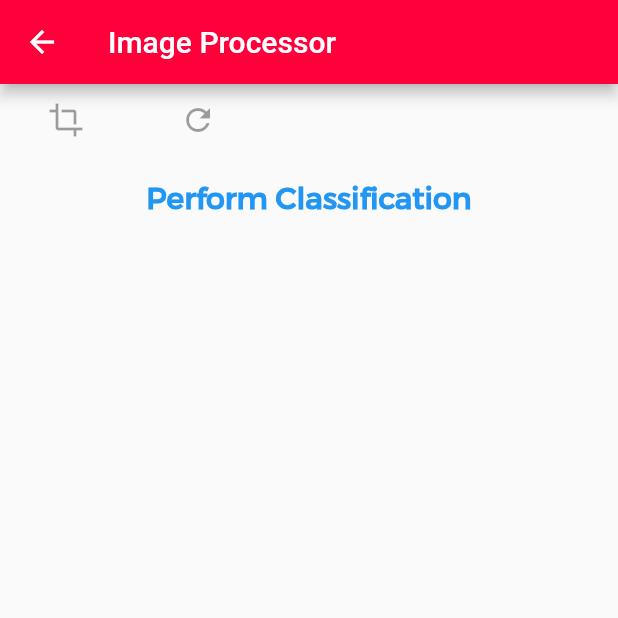
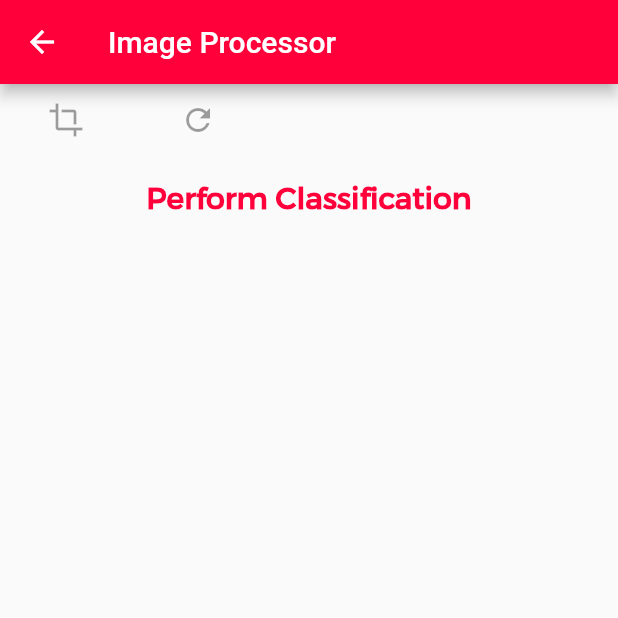
Before and after one commit to shamod/skindetect, a Flutter app: the ImageProcessor screen opened directly with empty values, on a phone screen of 412 x 824 dp, the top half of it. Run offline on Flutter 3.47's test engine with Material 2 defaults, Android fonts, the light colour scheme and no system bars; our stand-ins replace carousel_slider, flutter_svg, image_picker; missing offline and left inert: dart:ffi.

Commit message:
Primary color

```diff
--- a/lib/image_processor.dart
+++ b/lib/image_processor.dart
@@ -58,7 +58,8 @@ class _ImageProcessorState extends State<ImageProcessor> {
                 "Perform Classification",
                 textAlign: TextAlign.center,
                 style: style.copyWith(
-                    color: Colors.blue, fontWeight: FontWeight.bold),
+                    color: Theme.of(context).primaryColor,
+                    fontWeight: FontWeight.bold),
               ),
             ),
           ],
```
